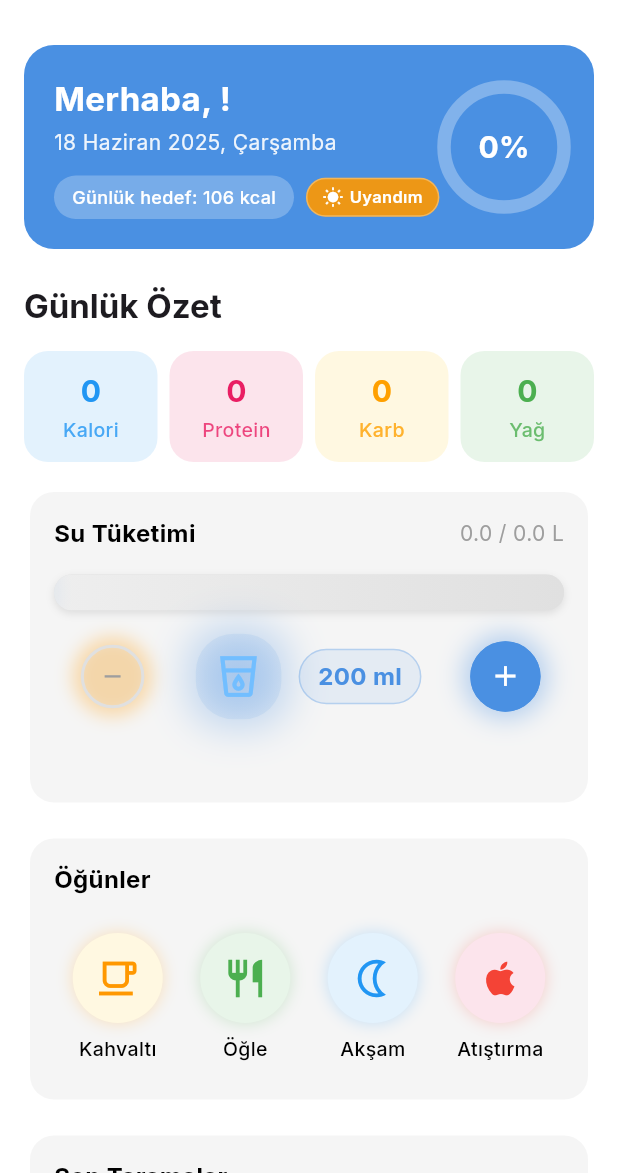
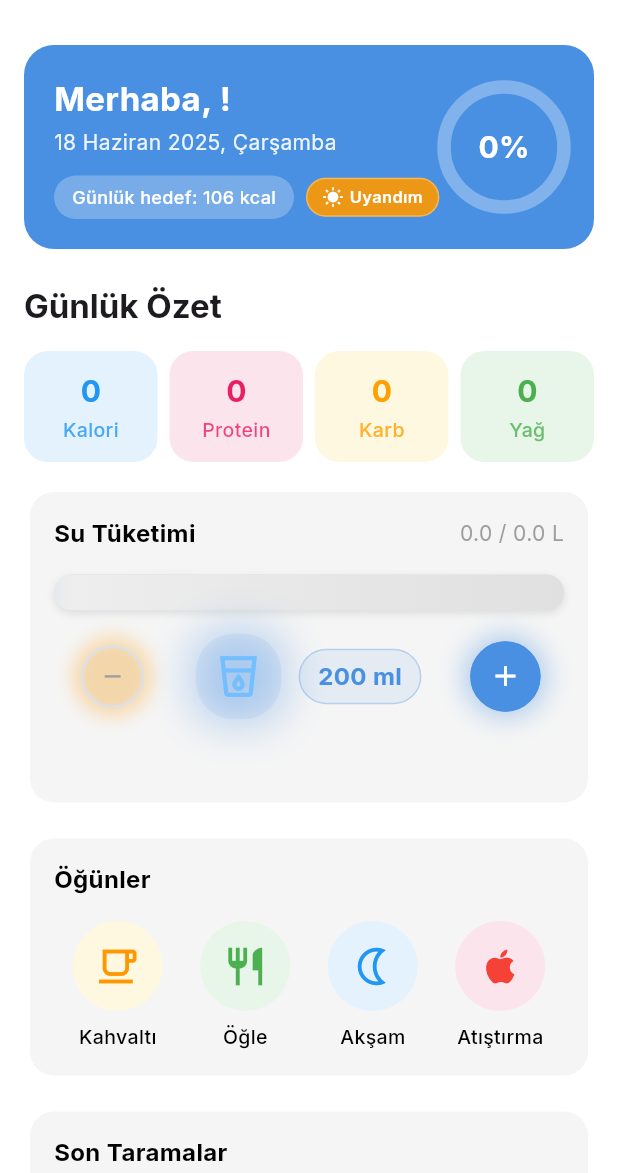
Before and after one commit to gorkemoa/beslen, a Flutter app: the HomeTab screen opened directly, on a phone screen of 412 x 824 dp, the part 63-1236 px from its top. Run offline on Flutter 3.47's test engine with Material 3 defaults, Android fonts, the phone set to English and light mode, and no system bars; our stand-ins replace cloud_firestore, firebase_auth, firebase_core, flutter_image_compress, flutter_staggered_animations, google_fonts and 4 more; accounts and stored records are empty.

Commit message:
Yemek tarayıcı ekranında mealType parametresi kaldırıldı ve başlık sabit hale getirildi. HomeTab bileşeninde yemek tarayıcısına yönlendirme fonksiyonu ve ilgili UI bileşenleri kaldırıldı.

```diff
--- a/lib/models/food_item.dart
+++ b/lib/models/food_item.dart
@@ -8,7 +8,6 @@ class FoodItem {
   final double fat;
   final DateTime scannedAt;
   final String userId;
-  final String? mealType; // Kahvaltı, Öğle, Akşam, Atıştırma
 
   FoodItem({
     required this.id,
@@ -20,7 +19,6 @@ class FoodItem {
     required this.fat,
     required this.scannedAt,
     required this.userId,
-    this.mealType,
   });
 
   Map<String, dynamic> toMap() {
@@ -34,7 +32,6 @@ class FoodItem {
       'fat': fat,
       'scannedAt': scannedAt.millisecondsSinceEpoch,
       'userId': userId,
-      'mealType': mealType,
     };
   }
 
@@ -49,7 +46,6 @@ class FoodItem {
       fat: map['fat']?.toDouble() ?? 0.0,
       scannedAt: DateTime.fromMillisecondsSinceEpoch(map['scannedAt'] ?? 0),
       userId: map['userId'] ?? '',
-      mealType: map['mealType'],
     );
   }
 }
--- a/lib/views/food_scanner_screen.dart
+++ b/lib/views/food_scanner_screen.dart
@@ -8,9 +8,7 @@ import '../service/firebase_service.dart';
 import '../models/food_item.dart';
 
 class FoodScannerScreen extends StatefulWidget {
-  final String? mealType;
-
-  const FoodScannerScreen({super.key, this.mealType});
+  const FoodScannerScreen({super.key});
 
   @override
   State<FoodScannerScreen> createState() => _FoodScannerScreenState();
@@ -156,7 +154,7 @@ class _FoodScannerScreenState extends State<FoodScannerScreen> {
     return Scaffold(
       backgroundColor: Theme.of(context).scaffoldBackgroundColor,
       appBar: AppBar(
-        title: Text(widget.mealType != null ? '${widget.mealType} - Yemek Tara' : 'Yemek Tara'),
+        title: const Text('Yemek Tara'),
         backgroundColor: Colors.transparent,
         elevation: 0,
         foregroundColor: Theme.of(context).colorScheme.primary,
--- a/lib/views/tabs/home_tab.dart
+++ b/lib/views/tabs/home_tab.dart
@@ -5,7 +5,6 @@ import 'dart:convert';
 import 'dart:math';
 import '../../viewmodel/app_viewmodel.dart';
 import '../../models/food_item.dart';
-import '../food_scanner_screen.dart';
 
 class HomeTab extends StatefulWidget {
   const HomeTab({super.key});
@@ -836,45 +835,16 @@ class _HomeTabState extends State<HomeTab> with TickerProviderStateMixin {
   }
 
   Widget _buildMealItem(BuildContext context, IconData icon, String name, Color bgColor, Color iconColor, bool isDarkMode) {
-    return GestureDetector(
-      onTap: () => _navigateToFoodScanner(context, name),
-      child: Container(
-        padding: const EdgeInsets.all(8),
-        decoration: BoxDecoration(
-          borderRadius: BorderRadius.circular(12),
-          color: Colors.transparent,
-        ),
-        child: Column(
+    return Column(
       children: [
-            Container(
-              decoration: BoxDecoration(
-                shape: BoxShape.circle,
-                boxShadow: [
-                  BoxShadow(
-                    color: iconColor.withOpacity(0.2),
-                    blurRadius: 8,
-                    spreadRadius: 1,
-                  ),
-                ],
-              ),
-              child: CircleAvatar(
+        CircleAvatar(
           radius: 30,
           backgroundColor: bgColor,
           child: Icon(icon, size: 30, color: iconColor),
         ),
-            ),
         const SizedBox(height: 8),
-            Text(
-              name,
-              style: TextStyle(
-                fontSize: 13,
-                fontWeight: FontWeight.w500,
-                color: isDarkMode ? Colors.white70 : Colors.black,
-              ),
-            ),
+        Text(name, style: TextStyle(fontSize: 13, fontWeight: FontWeight.w500, color: isDarkMode ? Colors.white70 : Colors.black)),
       ],
-        ),
-      ),
     );
   }
 
@@ -1386,15 +1356,6 @@ class _HomeTabState extends State<HomeTab> with TickerProviderStateMixin {
       return '${minutes}dk';
     }
   }
-
-  // Yemek tarayıcısına yönlendirme
-  void _navigateToFoodScanner(BuildContext context, String mealType) {
-    Navigator.of(context).push(
-      MaterialPageRoute(
-        builder: (context) => FoodScannerScreen(mealType: mealType),
-      ),
-    );
-  }
 }
 
 // Gelişmiş dalga animasyonu için custom painter
```
Lines whose indentation alone changed are shown as unchanged.
